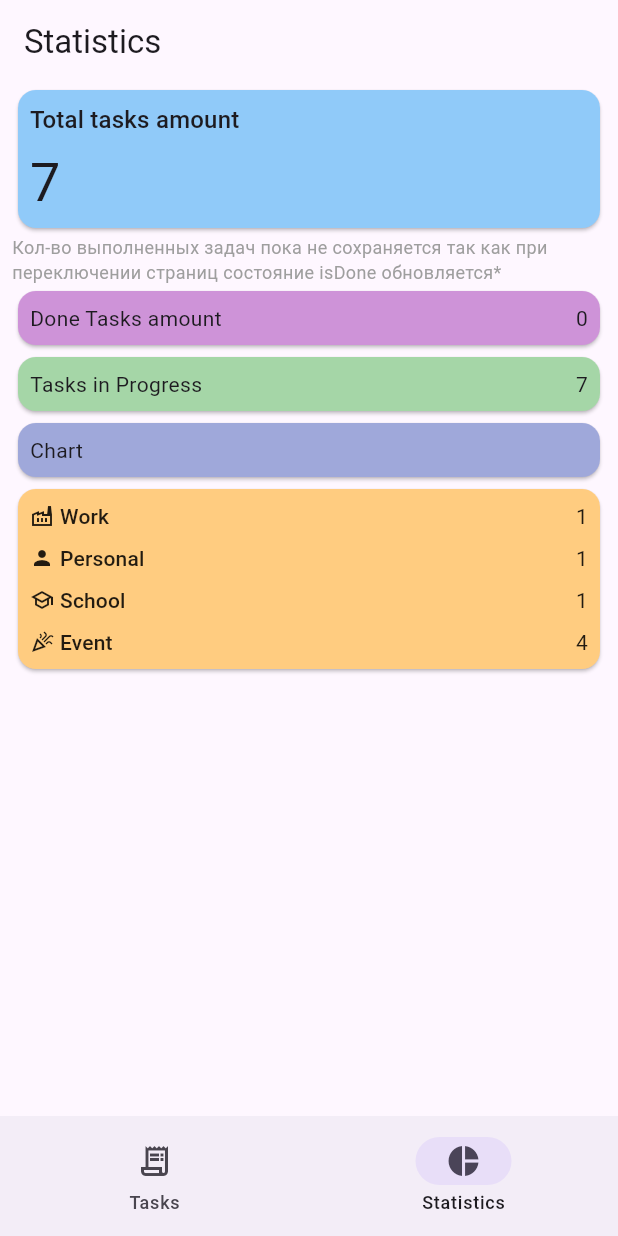
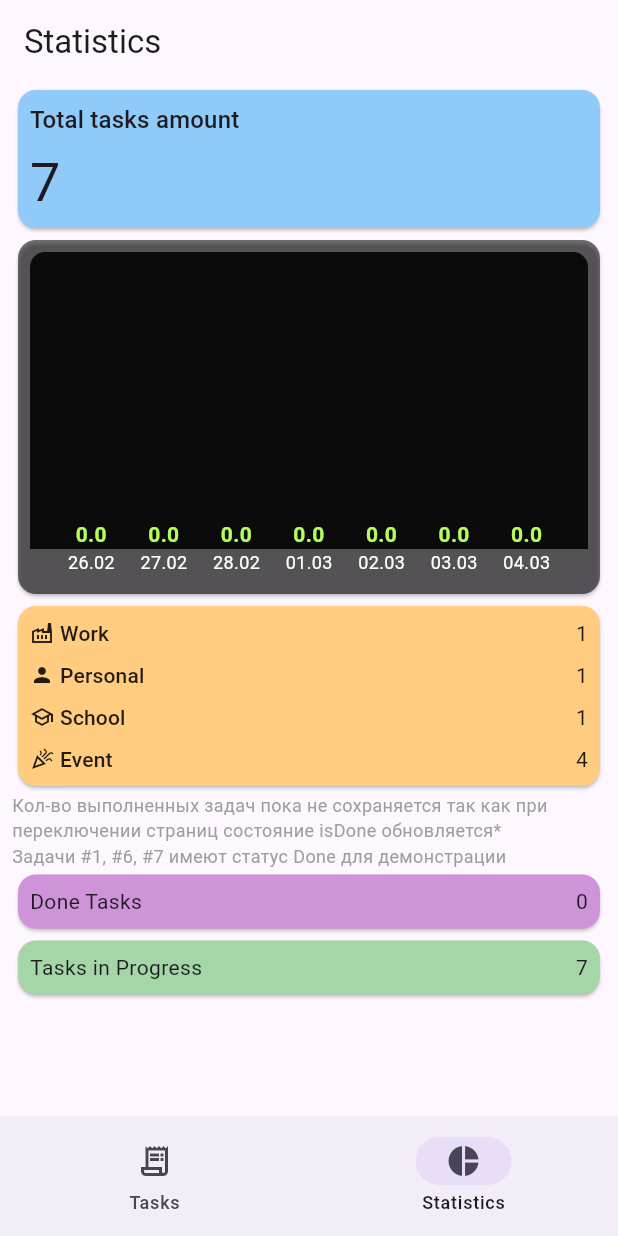
Before and after one commit to Akzhol-Asan/my_todo_list, a Flutter app: the screen it shows after launch, item 2 of the bottom bar chosen, on a phone screen of 412 x 824 dp. Run offline on Flutter 3.47's test engine with Material 3 defaults, Android fonts, the phone set to English and light mode, and no system bars; drawn by our look-alikes of fl_chart; our stand-ins replace flutter_slidable.

Commit message:
Created BarChart with 'Done tasks' for the last 7 days

```diff
--- a/lib/models/task.dart
+++ b/lib/models/task.dart
@@ -11,15 +11,17 @@ class Task {
   final bool isDone;
   final DateTime? dateTime;
   final String categoryId;
+  final DateTime? doneDate;
 
-  Task({
-    String? id,
-    required this.title,
-    required this.description,
-    required this.isDone,
-    this.dateTime,
-    required this.categoryId,
-  }) : id = id ?? uuid.v4();
+  Task(
+      {String? id,
+      required this.title,
+      required this.description,
+      required this.isDone,
+      this.dateTime,
+      required this.categoryId,
+      this.doneDate})
+      : id = id ?? uuid.v4();
 
   TaskCategory get category {
     return categories.firstWhere((category) => category.id == categoryId);
--- a/lib/screens/statistics_screen.dart
+++ b/lib/screens/statistics_screen.dart
@@ -17,14 +17,14 @@ class StatisticsScreen extends StatelessWidget {
       child: Column(
         children: [
           TotalTasksAmount(tasks: tasks),
+          TasksChart(tasks: tasks),
+          CategoriesSummary(tasks: tasks),
           Text(
-            'Кол-во выполненных задач пока не сохраняется так как при переключении страниц состояние isDone обновляется*',
+            'Кол-во выполненных задач пока не сохраняется так как при переключении страниц состояние isDone обновляется*\nЗадачи #1, #6, #7 имеют статус Done для демонстрации',
             style: TextStyle(color: Colors.grey, fontSize: 12),
           ),
           DoneTasksAmount(tasks: tasks),
           TasksInProgress(tasks: tasks),
-          TasksChart(),
-          CategoriesSummary(tasks: tasks),
         ],
       ),
     );
--- a/lib/widgets/statistic_widgets/dart/done_tasks_amount.dart
+++ b/lib/widgets/statistic_widgets/dart/done_tasks_amount.dart
@@ -17,7 +17,7 @@ class DoneTasksAmount extends StatelessWidget {
       child: Row(
         mainAxisAlignment: MainAxisAlignment.spaceBetween,
         children: [
-          Text('Done Tasks amount'),
+          Text('Done Tasks'),
           Text('$doneTasksAmount'),
         ],
       ),
--- a/lib/widgets/statistic_widgets/dart/tasks_chart.dart
+++ b/lib/widgets/statistic_widgets/dart/tasks_chart.dart
@@ -1,14 +1,104 @@
+import 'package:fl_chart/fl_chart.dart';
 import 'package:flutter/material.dart';
+import 'package:home_work_1/models/task.dart';
 import 'package:home_work_1/widgets/statistics/statistics_card.dart';
+import 'package:intl/intl.dart'; //
 
 class TasksChart extends StatelessWidget {
-  const TasksChart({super.key});
+  final List<Task> tasks;
+
+  const TasksChart({super.key, required this.tasks});
 
   @override
   Widget build(BuildContext context) {
+    final now = DateTime.now();
+    final last7Days = List.generate(
+      7,
+      (index) => DateTime(now.year, now.month, now.day - index),
+    ).reversed.toList();
+
+    final taskCounts = {
+      for (var day in last7Days) DateFormat('dd.MM').format(day): 0
+    };
+
+    for (var task in tasks.where((t) => t.isDone && t.doneDate != null)) {
+      final formattedDate = DateFormat('dd.MM').format(task.doneDate!);
+      if (taskCounts.containsKey(formattedDate)) {
+        taskCounts[formattedDate] = (taskCounts[formattedDate] ?? 0) + 1;
+      }
+    }
+
     return StatisticsCard(
-      color: Colors.indigo.shade200,
-      child: Text('Chart'),
+      color: Colors.black54,
+      child: SizedBox(
+        height: 220,
+        child: ClipRRect(
+          borderRadius: BorderRadius.circular(10),
+          child: BarChart(
+            BarChartData(
+              backgroundColor: Colors.black87,
+              barTouchData: BarTouchData(
+                enabled: true,
+                touchTooltipData: BarTouchTooltipData(
+                  tooltipPadding: EdgeInsets.zero,
+                  tooltipMargin: 0,
+                  getTooltipColor: (BarChartGroupData group) =>
+                      Colors.transparent,
+                ),
+              ),
+              titlesData: FlTitlesData(
+                show: true,
+                leftTitles:
+                    AxisTitles(sideTitles: SideTitles(showTitles: false)),
+                rightTitles:
+                    AxisTitles(sideTitles: SideTitles(showTitles: false)),
+                topTitles:
+                    AxisTitles(sideTitles: SideTitles(showTitles: false)),
+                bottomTitles: AxisTitles(
+                  sideTitles: SideTitles(
+                    showTitles: true,
+                    getTitlesWidget: (value, meta) {
+                      final index = value.toInt();
+                      if (index >= 0 && index < last7Days.length) {
+                        return Text(
+                          taskCounts.keys.elementAt(index),
+                          style: const TextStyle(
+                              color: Colors.white, fontSize: 12),
+                        );
+                      }
+                      return const SizedBox.shrink();
+                    },
+                  ),
+                ),
+              ),
+              borderData: FlBorderData(show: false),
+              gridData: FlGridData(show: false),
+              barGroups: List.generate(
+                last7Days.length,
+                (index) => BarChartGroupData(
+                  x: index,
+                  barRods: [
+                    BarChartRodData(
+                      borderRadius: BorderRadius.only(
+                          topLeft: Radius.circular(4),
+                          topRight: Radius.circular(4)),
+                      toY: (taskCounts.values.elementAt(index)).toDouble(),
+                      width: 15,
+                      color: Colors.lightGreenAccent,
+                    ),
+                  ],
+                  showingTooltipIndicators: [0],
+                ),
+              ),
+              minY: 0,
+              maxY: (taskCounts.values.fold(0,
+                          (prev, element) => prev > element ? prev : element) +
+                      0.5)
+                  .toDouble(),
+            ),
+          ),
+        ),
+      ),
     );
   }
 }
--- a/pubspec.yaml
+++ b/pubspec.yaml
@@ -36,6 +36,8 @@ dependencies:
   cupertino_icons: ^1.0.8
   uuid: ^4.5.1
   flutter_slidable: ^4.0.0
+  fl_chart: ^0.70.2
+  intl: ^0.20.2
 
 dev_dependencies:
   flutter_test:
```
Also changed, not shown: pubspec.lock, 4 other files.
